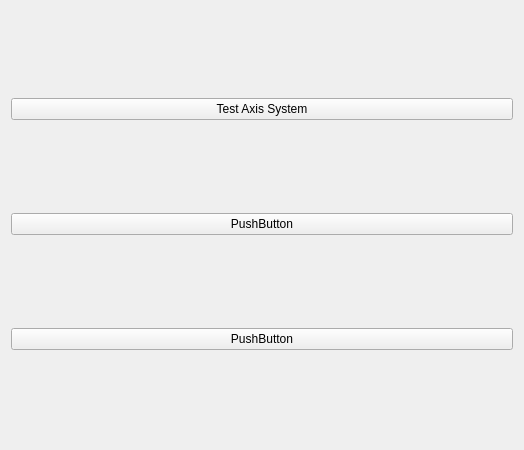
First picture: the form in testtab.ui, repository smartmaster/openglQT, before the edit.
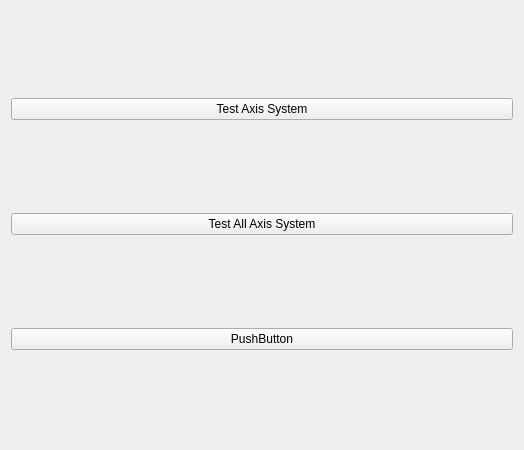
Second picture: the form after the edit.

Commit message: enhance coord sys and add more test cases

Diff of the .ui file:
```diff
--- a/testtab.ui
+++ b/testtab.ui
@@ -24,7 +24,7 @@
    <item>
     <widget class="QPushButton" name="pushButton_2">
      <property name="text">
-      <string>PushButton</string>
+      <string>Test All Axis System</string>
      </property>
     </widget>
    </item>
```
Left out of the diff: 2 changed lines with no effect on the pictures. The commit also changes 5 other files.
